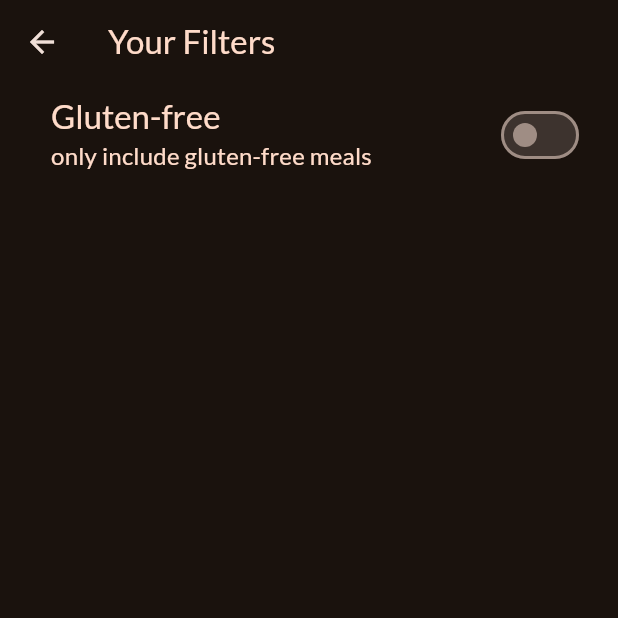
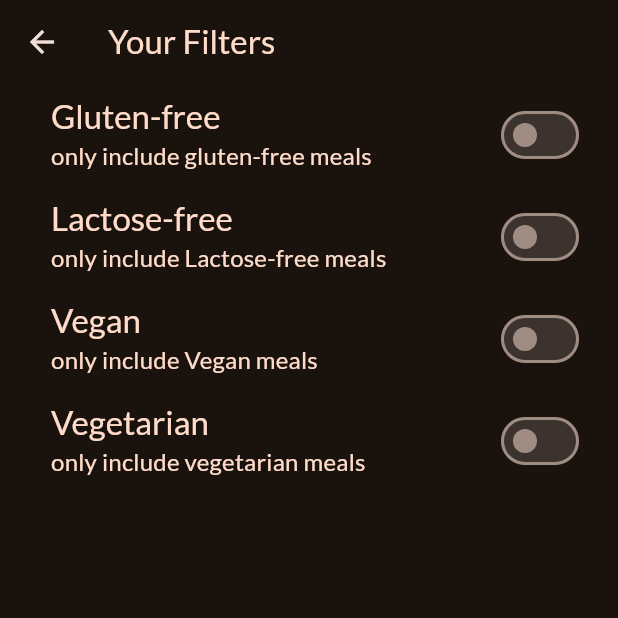
Before and after one commit to shreyas-codes25/meals_app, a Flutter app: the FilterScreen screen opened directly, on a phone screen of 412 x 824 dp, the top half of it. Run offline on Flutter 3.47's test engine with Material 3 defaults, Android fonts, the phone set to English and light mode, and no system bars; our stand-ins replace google_fonts, transparent_image.

Commit message:
filters screen work in progress multiple buttons added

```diff
--- a/lib/screens/filters.dart
+++ b/lib/screens/filters.dart
@@ -11,6 +11,9 @@ class FilterScreen extends StatefulWidget {
 
 class _FilterScreenState extends State<FilterScreen> {
   var _glutenFree = false;
+  var _vegan = false;
+  var _vegetarian = false;
+  var _lactoseFree = false;
 
   @override
   Widget build(BuildContext context) {
@@ -44,6 +47,66 @@ class _FilterScreenState extends State<FilterScreen> {
             activeColor: Theme.of(context).colorScheme.tertiary,
             contentPadding: const EdgeInsets.only(left: 34, right: 22),
           ),
+          SwitchListTile(
+            value: _lactoseFree,
+            onChanged: (isChecked){
+              setState(() {
+                _lactoseFree= isChecked;
+              });
+            },
+            title: Text(
+              "Lactose-free",
+              style: Theme.of(context).textTheme.titleLarge!.copyWith(
+                  color: Theme.of(context).colorScheme.onSecondaryContainer),
+            ),
+            subtitle: Text(
+              "only include Lactose-free meals",
+              style: Theme.of(context).textTheme.titleMedium!.copyWith(
+                  color: Theme.of(context).colorScheme.onSecondaryContainer),
+            ),
+            activeColor: Theme.of(context).colorScheme.tertiary,
+            contentPadding: const EdgeInsets.only(left: 34, right: 22),
+          ),
+          SwitchListTile(
+            value: _vegan,
+            onChanged: (isChecked){
+              setState(() {
+                _vegan = isChecked;
+              });
+            },
+            title: Text(
+              "Vegan",
+              style: Theme.of(context).textTheme.titleLarge!.copyWith(
+                  color: Theme.of(context).colorScheme.onSecondaryContainer),
+            ),
+            subtitle: Text(
+              "only include Vegan meals",
+              style: Theme.of(context).textTheme.titleMedium!.copyWith(
+                  color: Theme.of(context).colorScheme.onSecondaryContainer),
+            ),
+            activeColor: Theme.of(context).colorScheme.tertiary,
+            contentPadding: const EdgeInsets.only(left: 34, right: 22),
+          ),
+          SwitchListTile(
+            value: _vegetarian,
+            onChanged: (isChecked){
+              setState(() {
+                _vegetarian= isChecked;
+              });
+            },
+            title: Text(
+              "Vegetarian",
+              style: Theme.of(context).textTheme.titleLarge!.copyWith(
+                  color: Theme.of(context).colorScheme.onSecondaryContainer),
+            ),
+            subtitle: Text(
+              "only include vegetarian meals",
+              style: Theme.of(context).textTheme.titleMedium!.copyWith(
+                  color: Theme.of(context).colorScheme.onSecondaryContainer),
+            ),
+            activeColor: Theme.of(context).colorScheme.tertiary,
+            contentPadding: const EdgeInsets.only(left: 34, right: 22),
+          ),
         ],
       ),
     );
--- a/lib/screens/tabs.dart
+++ b/lib/screens/tabs.dart
@@ -1,6 +1,7 @@
 
 import 'package:flutter/material.dart';
 import 'package:meals_app/models/meal_model.dart';
+import 'package:meals_app/screens/filters.dart';
 import 'package:meals_app/screens/screen_categories.dart';
 import 'package:meals_app/screens/screen_meals.dart';
 import 'package:meals_app/widgets/main_drawer.dart';
@@ -49,11 +50,9 @@ class _TabsScreenState extends State<TabsScreen> {
   }
 
   void _setScreen(String identifier) {
-
+    Navigator.of(context).pop();
     if (identifier == "filters") {
-
-    }else{
-      Navigator.of(context).pop();
+      Navigator.of(context).push(MaterialPageRoute(builder: (ctx) =>const FilterScreen()));
     }
   }
 
--- a/lib/widgets/meal_item_trait.dart
+++ b/lib/widgets/meal_item_trait.dart
@@ -12,7 +12,7 @@ class MealItemTrait extends StatelessWidget {
   Widget build(BuildContext context) {
     return Row(children: [
       Icon(icon,size: 17,color: Colors.white,),
-      SizedBox(),
+      const SizedBox(),
       Text(label,style:const TextStyle(color: Colors.white),),
     ],);
   }
```
Also changed, not shown: pubspec.yaml (+5 -3 lines), assets/images/gluten-free.png (added), assets/images/lactose-free.png (added), assets/images/vegan.png (added), assets/images/vegetarian.png (added), pubspec.lock.
